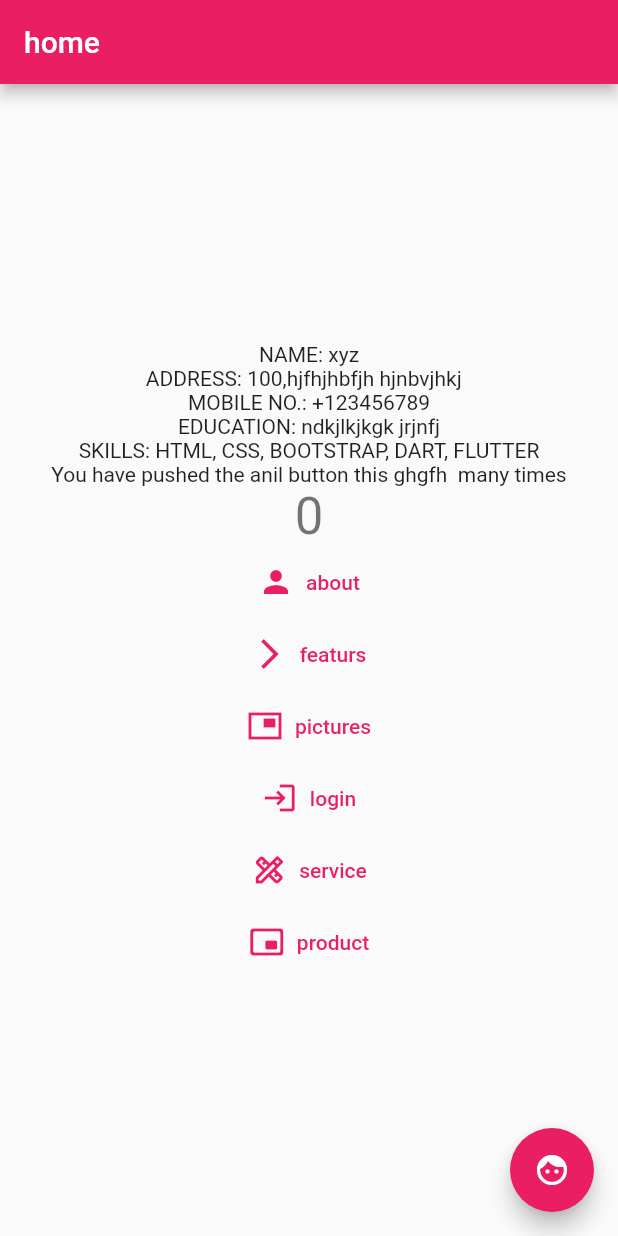
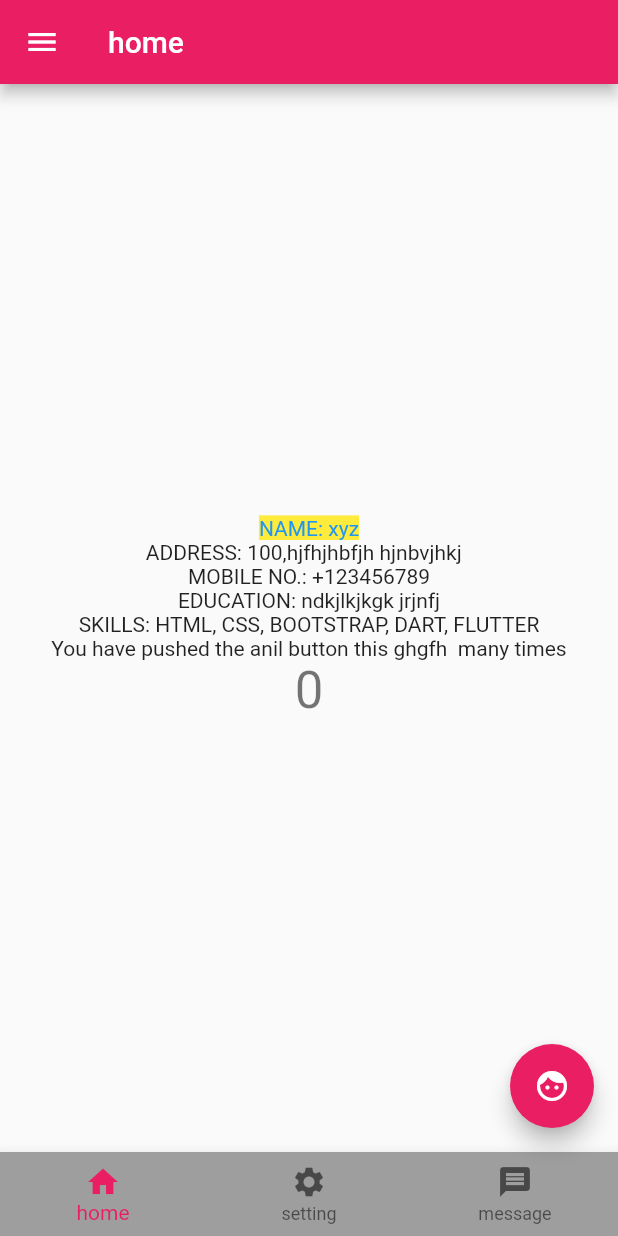
Before and after one commit to sarika-pawar/Flutter, a Flutter app: the screen it shows after launch, on a phone screen of 412 x 824 dp. Run offline on Flutter 3.47's test engine with Material 2 defaults, Android fonts, the phone set to English and light mode, and no system bars.

Commit message:
add drawer

```diff
--- a/lib/home_screen.dart
+++ b/lib/home_screen.dart
@@ -6,6 +6,10 @@ import 'my_pictures.dart';
 import 'login_page.dart';
 import 'our_services.dart';
 import 'products.dart';
+import 'icon_home.dart';
+import 'setting_page.dart';
+import 'message.dart';
+//import 'my_contact.dart';
 
 class MyHomePage extends StatefulWidget {
   MyHomePage({Key key, this.title}) : super(key: key);
@@ -39,6 +43,7 @@ class _MyHomePageState extends State<MyHomePage> {
     });
   }
 
+  int _selectedIndex = 0;
   @override
   Widget build(BuildContext context) {
     // This method is rerun every time setState is called, for instance as done
@@ -75,6 +80,10 @@ class _MyHomePageState extends State<MyHomePage> {
             children: <Widget>[
               Text(
                 'NAME: xyz',
+                style: TextStyle(
+                  color: Colors.blue,
+                  backgroundColor: Colors.yellow,
+                ),
               ),
               Text(
                 'ADDRESS: 100,hjfhjhbfjh hjnbvjhkj  ',
@@ -95,72 +104,131 @@ class _MyHomePageState extends State<MyHomePage> {
                 '$_counter',
                 style: Theme.of(context).textTheme.headline4,
               ),
-              TextButton.icon(
-                onPressed: () {
+            ],
+          ),
+        ),
+        drawer: Drawer(
+          child: ListView(
+            padding: EdgeInsets.zero,
+            children: <Widget>[
+              DrawerHeader(
+                decoration: BoxDecoration(
+                  color: Colors.blue,
+                ),
+                child: Text('Drawer Header'),
+              ),
+              ListTile(
+                leading: const Icon(Icons.person),
+                title: Text('about'),
+                onTap: () {
                   Navigator.push(
                     context,
                     MaterialPageRoute(builder: (context) => AboutMe()),
                   );
                 },
-                icon: Icon(Icons.person),
-                label: Text('about'),
               ),
-              TextButton.icon(
-                onPressed: () {
+              ListTile(
+                leading: const Icon(Icons.arrow_forward_ios),
+                title: Text('Featurs'),
+                onTap: () {
                   Navigator.push(
                     context,
                     MaterialPageRoute(builder: (context) => Featurs()),
                   );
                 },
-                icon: Icon(Icons.arrow_forward_ios),
-                label: Text('featurs'),
               ),
-              TextButton.icon(
-                onPressed: () {
+              ListTile(
+                leading: const Icon(Icons.picture_as_pdf),
+                title: Text('picutes'),
+                onTap: () {
                   Navigator.push(
                     context,
                     MaterialPageRoute(builder: (context) => MyPictures()),
                   );
                 },
-                icon: Icon(Icons.picture_in_picture_sharp),
-                label: Text('pictures'),
               ),
-              TextButton.icon(
-                onPressed: () {
+              ListTile(
+                leading: const Icon(Icons.login_outlined),
+                title: Text('login'),
+                onTap: () {
                   Navigator.push(
                     context,
                     MaterialPageRoute(builder: (context) => LoginPage()),
                   );
                 },
-                icon: Icon(Icons.login_outlined),
-                label: Text('login'),
               ),
-              TextButton.icon(
-                onPressed: () {
+              ListTile(
+                leading: const Icon(Icons.picture_in_picture_alt_rounded),
+                title: Text('product'),
+                onTap: () {
+                  Navigator.push(
+                    context,
+                    MaterialPageRoute(builder: (context) => Products()),
+                  );
+                },
+              ),
+              ListTile(
+                leading: const Icon(Icons.design_services_outlined),
+                title: Text('services'),
+                onTap: () {
                   Navigator.push(
                     context,
                     MaterialPageRoute(builder: (context) => OurServices()),
                   );
                 },
-                icon: Icon(Icons.design_services_outlined),
-                label: Text('service'),
               ),
-              TextButton.icon(
-                onPressed: () {
-                  Navigator.push(
-                    context,
-                    MaterialPageRoute(builder: (context) => Products()),
-                  );
-                },
-                icon: Icon(Icons.picture_in_picture_alt_rounded),
-                label: Text('product'),
+            ],
           ),
-            ]),
         ),
         floatingActionButton: FloatingActionButton(
           onPressed: _incrementCounter,
           tooltip: 'Increment',
-          child: Icon(Icons.face)),
+          child: Icon(Icons.face),
+        ),
+        bottomNavigationBar: BottomNavigationBar(
+          backgroundColor: Colors.grey,
+          currentIndex: _selectedIndex,
+          items: [
+            BottomNavigationBarItem(
+              icon: Icon(Icons.home),
+              label: "home",
+            ),
+            BottomNavigationBarItem(
+              icon: Icon(Icons.settings),
+              label: "setting",
+            ),
+            BottomNavigationBarItem(
+              icon: Icon(Icons.message),
+              label: "message",
+            ),
+          ],
+          onTap: (int index) {
+            setState(() {
+              _selectedIndex = index;
+
+              if (index == 0) {
+                Navigator.push(
+                  context,
+                  MaterialPageRoute(builder: (context) => IconHome()),
+                );
+              }
+
+              if (index == 1) {
+                Navigator.push(
+                  context,
+                  MaterialPageRoute(builder: (context) => SettingPage()),
+                );
+              }
+
+              if (index == 2) {
+                Navigator.push(
+                  context,
+                  MaterialPageRoute(builder: (context) => Message()),
+                );
+              }
+            });
+          },
+        )
         // This trailing comma makes auto-formatting nicer for build methods.
         );
   }
```
Lines whose indentation alone changed are shown as unchanged.
